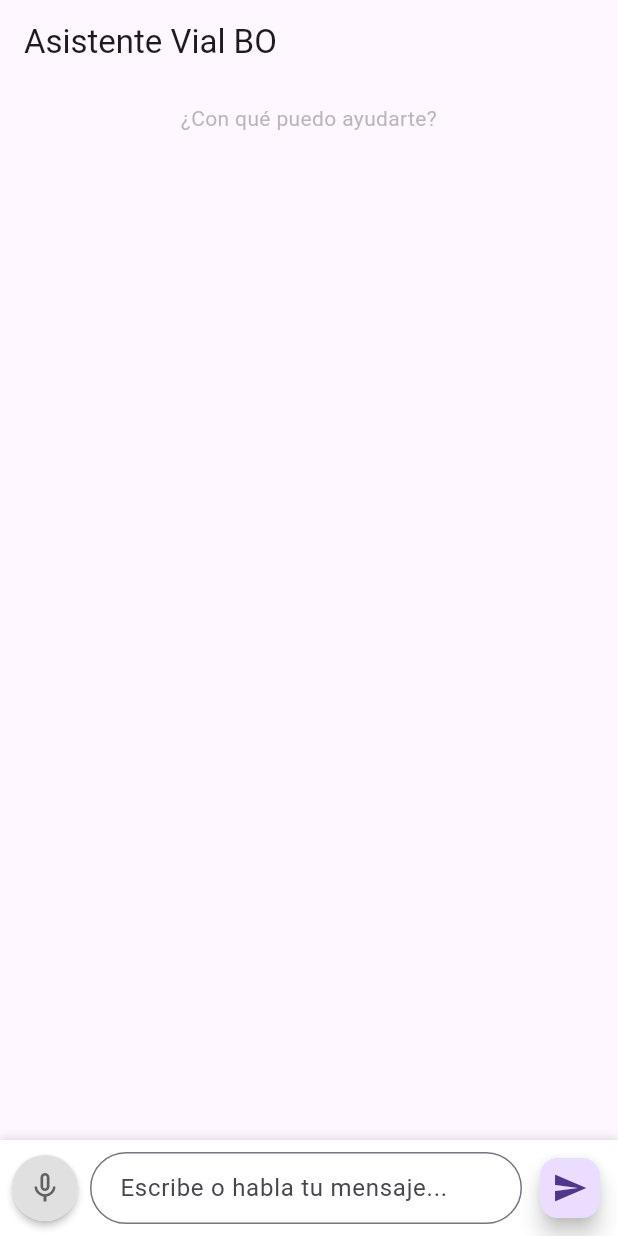
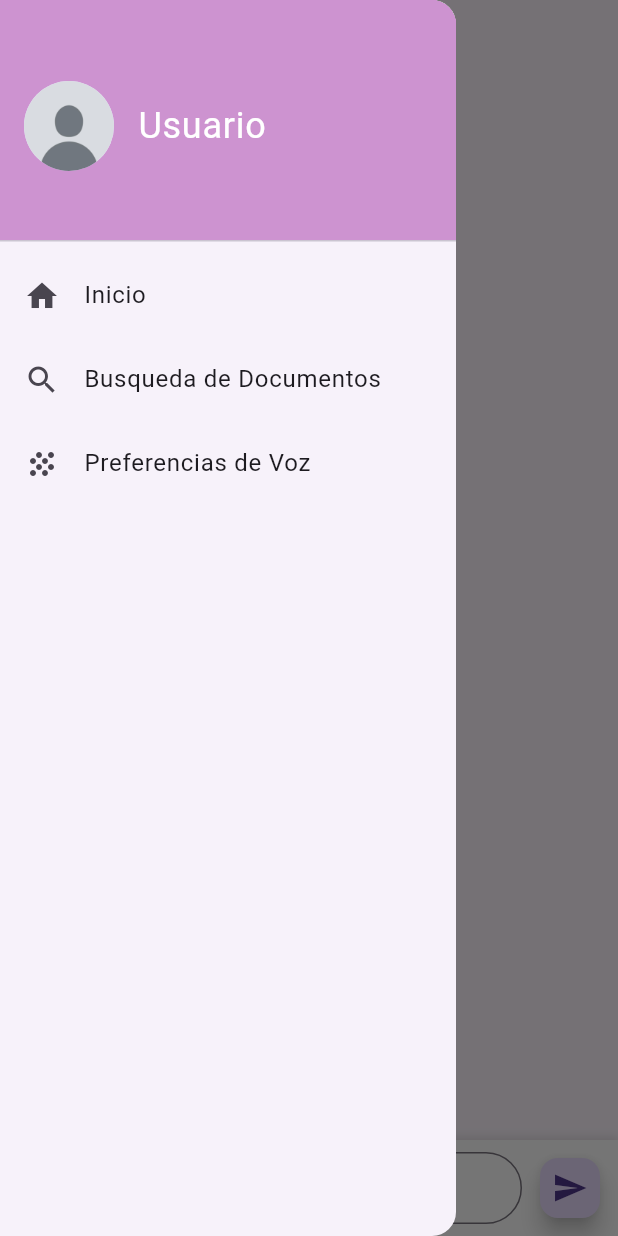
Before and after one commit to melifisher/basic_chat, a Flutter app: the screen it shows after launch, with the side drawer open (before the commit the screen has no drawer), on a phone screen of 412 x 824 dp. Run offline on Flutter 3.47's test engine with Material 3 defaults, Android fonts, the phone set to English and light mode, and no system bars; drawn by our look-alikes of avatar_glow; our stand-ins replace flutter_tts, go_router, permission_handler, shared_preferences, speech_to_text.

Commit message:
vista buscador de documentos

```diff
--- a/lib/main.dart
+++ b/lib/main.dart
@@ -2,12 +2,11 @@ import './providers/tts_provider.dart';
 import 'package:flutter/material.dart';
 import 'package:provider/provider.dart';
 import 'screens/chat_screen.dart';
-
+import 'routes/router.dart';
 void main() {
   runApp(MultiProvider(
       providers: [
         ChangeNotifierProvider(create: (_) => TtsProvider()),
-
       ],
       child: ChatApp(),
     ),
@@ -19,14 +18,14 @@ class ChatApp extends StatelessWidget {
 
   @override
   Widget build(BuildContext context) {
-    return MaterialApp(
+    return MaterialApp.router(
       title: 'Deepseek Chat',
       theme: ThemeData(
         primarySwatch: Colors.blue,
         visualDensity: VisualDensity.adaptivePlatformDensity,
       ),
-      home: const ChatScreen(),
       debugShowCheckedModeBanner: false,
+      routerConfig: router,
     );
   }
 }
--- a/lib/models/response_model.dart
+++ b/lib/models/response_model.dart
@@ -4,7 +4,7 @@ class Response {
   final int resultCount;
   final List<Result> results;
   final String status;
-  String? id;
+  final String id;
 
   Response({
     required this.query,
@@ -12,7 +12,7 @@ class Response {
     required this.resultCount,
     required this.results,
     required this.status,
-    this.id,
+    required this.id,
   });
 
   factory Response.fromJson(Map<String, dynamic> json) {
@@ -29,6 +29,7 @@ class Response {
               .toList() ??
           [],
       status: json['status'] ?? 'error',
+      id: json['response_id'] ?? '',
     );
   }
 }
--- /dev/null
+++ b/lib/routes/router.dart
@@ -0,0 +1,26 @@
+import 'package:basic_chat/screens/document_search.dart';
+import 'package:basic_chat/screens/settings_screen.dart';
+import 'package:go_router/go_router.dart';
+import '../screens/chat_screen.dart';
+
+final GoRouter router = GoRouter(
+  initialLocation: '/',
+  routes: [
+    GoRoute(
+      path: '/',
+      builder: (context, state) => const ChatScreen(),
+    ),
+    GoRoute(
+      path: '/chat',
+      builder: (context, state) => const ChatScreen(),
+    ),
+    GoRoute(
+      path: '/search',
+      builder: (context, state) => const DocumentSearchScreen(),
+    ),
+    GoRoute(
+      path: '/settings',
+      builder: (context, state) => const VoiceSettingsScreen(),
+    ),
+  ],
+);
--- a/lib/screens/chat_screen.dart
+++ b/lib/screens/chat_screen.dart
@@ -1,11 +1,11 @@
 import 'package:flutter/material.dart';
 import '../models/message_model.dart';
 import '../models/chat_model.dart';
-import '../models/response_model.dart';
 import '../services/langachain_service.dart';
 import '../widgets/chat_bubble.dart';
 import '../widgets/message_input.dart';
 import 'package:permission_handler/permission_handler.dart';
+import '../widgets/drawer.dart';
 
 class ChatScreen extends StatefulWidget {
   const ChatScreen({super.key});
@@ -125,6 +125,7 @@ class _ChatScreenState extends State<ChatScreen> {
       appBar: AppBar(
         title: const Text('Asistente Vial BO'),
       ),
+      drawer: DrawerWidget(),
       body: Column(
         children: [
           Expanded(
--- a/lib/screens/settings_screen.dart
+++ b/lib/screens/settings_screen.dart
@@ -3,6 +3,8 @@ import 'package:provider/provider.dart';
 import '../providers/tts_provider.dart';
 
 class VoiceSettingsScreen extends StatelessWidget {
+  const VoiceSettingsScreen({super.key});
+
   @override
   Widget build(BuildContext context) {
     return Consumer<TtsProvider>(
--- a/lib/services/langachain_service.dart
+++ b/lib/services/langachain_service.dart
@@ -56,9 +56,7 @@ class LangchainService {
       print('Response status code: ${response.statusCode}');
       print(response.body);
       if (response.statusCode == 200) {
-        final responseFinal =Response.fromJson(jsonDecode(response.body));
-        responseFinal.id = DateTime.now().millisecondsSinceEpoch.toString();
-        return responseFinal;
+        return Response.fromJson(jsonDecode(response.body));
         // Verificar si hay resultados
         // if (jsonResponse['results'] != null && jsonResponse['results'] is List) {
         //   // Extraer todos los 'content' y unirlos con saltos de línea
--- /dev/null
+++ b/lib/widgets/drawer.dart
@@ -0,0 +1,93 @@
+import 'package:flutter/material.dart';
+import 'package:provider/provider.dart';
+import 'package:go_router/go_router.dart';
+
+class DrawerWidget extends StatelessWidget {
+  const DrawerWidget({super.key});
+
+  @override
+  Widget build(BuildContext context) {
+    // final authProvider = Provider.of<AuthProvider>(context);
+    // final user = authProvider.user;
+
+    return Drawer(
+      child: ListView(
+        padding: EdgeInsets.zero,
+        children: <Widget>[
+          GestureDetector(
+            onTap: () {
+              Navigator.pushNamed(
+                context,
+                '/profile',
+              );
+            },
+            child: DrawerHeader(
+              decoration: const BoxDecoration(
+                color: Color.fromARGB(255, 205, 147, 208),
+              ),
+              child: Row(
+                children: [
+                  const CircleAvatar(
+                    radius: 30,
+                    backgroundImage: AssetImage('assets/user-icon.jpg')
+                        as ImageProvider<Object>,
+                    child: null,
+                  ),
+                  const SizedBox(width: 16),
+                  Text(
+                    'Usuario',//user?.username ?? 'Guest'
+                    style: const TextStyle(
+                      color: Colors.white,
+                      fontSize: 24,
+                    ),
+                  ),
+                ],
+              ),
+            ),
+          ),
+          ListTile(
+            leading: const Icon(Icons.home),
+            title: const Text('Inicio'),
+            onTap: () {
+              context.push('/chat');
+            },
+          ),
+          // ListTile(
+          //   leading: const Icon(Icons.history),
+          //   title: user?.rol == 'administrator'
+          //       ? const Text('Alquileres')
+          //       : const Text('Mis Alquileres'),
+          //   onTap: () {
+          //     Navigator.pushNamed(
+          //       context,
+          //       '/rentals',
+          //     );
+          //   },
+          // ),
+          ListTile(
+            leading: const Icon(Icons.search),
+            title: const Text('Busqueda de Documentos'),
+            onTap: () {
+              context.push('/search');
+            },
+          ),
+          ListTile(
+            leading: const Icon(Icons.grain),
+            title: const Text('Preferencias de Voz'),
+            onTap: () {
+              context.push('/settings');
+            },
+          ),
+          // ListTile(
+          //   leading: const Icon(Icons.exit_to_app),
+          //   title: const Text('Logout'),
+          //   onTap: () {
+          //     authProvider.logout();
+          //     Navigator.of(context).pushReplacementNamed('/login');
+          //   },
+          // ),
+        ],
+      ),
+    );
+  }
+}
--- a/lib/widgets/speak_button.dart
+++ b/lib/widgets/speak_button.dart
@@ -12,7 +12,7 @@ class SpeakButton extends StatelessWidget {
   final Color activeBackgroundColor;
 
   const SpeakButton({
-    Key? key,
+    super.key,
     required this.text,
     required this.id,
     this.size = 20,
@@ -20,7 +20,7 @@ class SpeakButton extends StatelessWidget {
     this.inactiveColor = Colors.grey,
     this.backgroundColor = Colors.transparent,
     this.activeBackgroundColor = const Color(0xFFE0E0E0),
-  }) : super(key: key);
+  });
 
   @override
   Widget build(BuildContext context) {
--- a/pubspec.yaml
+++ b/pubspec.yaml
@@ -43,6 +43,7 @@ dependencies:
   convert:
   provider:
   shared_preferences:
+  go_router:
 
 dev_dependencies:
   flutter_test:
@@ -71,7 +72,7 @@ flutter:
     - .env
     - assets/deepseek-logo.png
     - assets/deepseek-logo-inverted.png
-  #   - images/a_dot_burr.jpeg
+    - assets/user-icon.jpg
   #   - images/a_dot_ham.jpeg
 
   # An image asset can refer to one or more resolution-specific "variants", see
```
Also changed, not shown: lib/screens/document_search.dart (added, +477 -0 lines), assets/semaforo.png, assets/user-icon.jpg (added), pubspec.lock.
